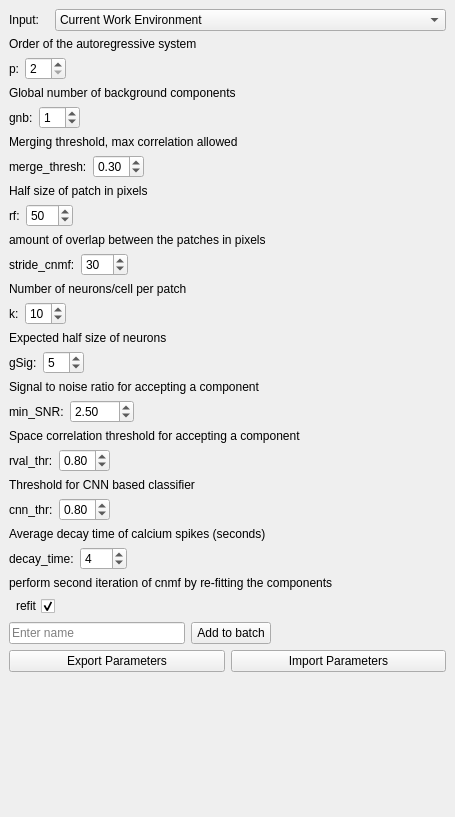
Above: mesmerize/viewer/modules/ui_files/cnmf_pytemplate.ui from kushalkolar/MESmerize before the change. Below: the same form after it.
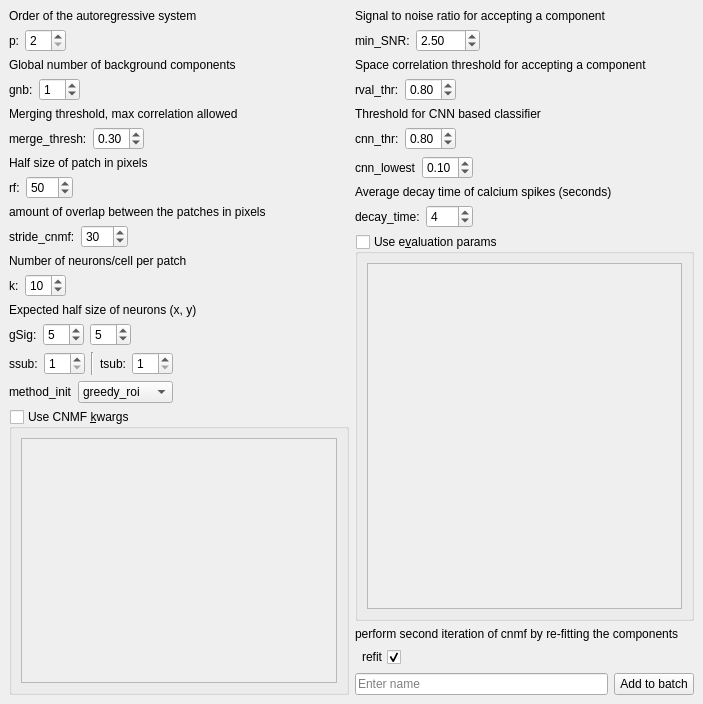
That is the form after the change.

Commit message: ui files for cnmf and cnmfe have kwarg entry boxes, not yet functionally implemented

```diff
--- a/mesmerize/viewer/modules/ui_files/cnmf_pytemplate.ui
+++ b/mesmerize/viewer/modules/ui_files/cnmf_pytemplate.ui
@@ -9,8 +9,8 @@
    <rect>
     <x>0</x>
     <y>0</y>
-    <width>455</width>
-    <height>817</height>
+    <width>703</width>
+    <height>704</height>
    </rect>
   </property>
   <property name="floating">
@@ -20,39 +20,9 @@
    <string>&amp;CNMF</string>
   </property>
   <widget class="QWidget" name="dockWidgetContents">
+   <layout class="QHBoxLayout" name="horizontalLayout_5">
+    <item>
    <layout class="QVBoxLayout" name="verticalLayout">
-    <item>
-     <layout class="QHBoxLayout" name="horizontalLayout_4">
-      <item>
-       <widget class="QLabel" name="label_19">
-        <property name="minimumSize">
-         <size>
-          <width>0</width>
-          <height>0</height>
-         </size>
-        </property>
-        <property name="maximumSize">
-         <size>
-          <width>40</width>
-          <height>16777215</height>
-         </size>
-        </property>
-        <property name="text">
-         <string>Input:</string>
-        </property>
-       </widget>
-      </item>
-      <item>
-       <widget class="QComboBox" name="comboBoxInput">
-        <item>
-         <property name="text">
-          <string>Current Work Environment</string>
-         </property>
-        </item>
-       </widget>
-      </item>
-     </layout>
-    </item>
     <item>
      <widget class="QLabel" name="label_22">
       <property name="text">
@@ -311,7 +281,7 @@
     <item>
      <widget class="QLabel" name="label_33">
       <property name="text">
-       <string>Expected half size of neurons</string>
+         <string>Expected half size of neurons (x, y)</string>
       </property>
      </widget>
     </item>
@@ -334,6 +304,29 @@
         </property>
        </widget>
       </item>
+        <item>
+         <widget class="QSpinBox" name="spinBox_gSig_y">
+          <property name="minimum">
+           <number>1</number>
+          </property>
+          <property name="value">
+           <number>5</number>
+          </property>
+         </widget>
+        </item>
+        <item>
+         <spacer name="horizontalSpacer_4">
+          <property name="orientation">
+           <enum>Qt::Horizontal</enum>
+          </property>
+          <property name="sizeHint" stdset="0">
+           <size>
+            <width>40</width>
+            <height>20</height>
+           </size>
+          </property>
+         </spacer>
+        </item>
       <item>
        <spacer name="horizontalSpacer_15">
         <property name="orientation">
@@ -350,6 +343,139 @@
      </layout>
     </item>
     <item>
+       <layout class="QHBoxLayout" name="horizontalLayout_23">
+        <item>
+         <widget class="QLabel" name="label_35">
+          <property name="text">
+           <string>ssub:</string>
+          </property>
+         </widget>
+        </item>
+        <item>
+         <widget class="QSpinBox" name="spinBox_ssub">
+          <property name="minimum">
+           <number>1</number>
+          </property>
+          <property name="value">
+           <number>1</number>
+          </property>
+         </widget>
+        </item>
+        <item>
+         <widget class="Line" name="line">
+          <property name="orientation">
+           <enum>Qt::Vertical</enum>
+          </property>
+         </widget>
+        </item>
+        <item>
+         <widget class="QLabel" name="label_36">
+          <property name="text">
+           <string>tsub:</string>
+          </property>
+         </widget>
+        </item>
+        <item>
+         <widget class="QSpinBox" name="spinBox_tsub">
+          <property name="minimum">
+           <number>1</number>
+          </property>
+          <property name="singleStep">
+           <number>1</number>
+          </property>
+          <property name="value">
+           <number>1</number>
+          </property>
+         </widget>
+        </item>
+        <item>
+         <spacer name="horizontalSpacer_17">
+          <property name="orientation">
+           <enum>Qt::Horizontal</enum>
+          </property>
+          <property name="sizeHint" stdset="0">
+           <size>
+            <width>40</width>
+            <height>20</height>
+           </size>
+          </property>
+         </spacer>
+        </item>
+       </layout>
+      </item>
+      <item>
+       <layout class="QHBoxLayout" name="horizontalLayout_4">
+        <item>
+         <widget class="QLabel" name="label_4">
+          <property name="text">
+           <string>method_init</string>
+          </property>
+         </widget>
+        </item>
+        <item>
+         <widget class="QComboBox" name="comboBox_method_init">
+          <item>
+           <property name="text">
+            <string>greedy_roi</string>
+           </property>
+          </item>
+          <item>
+           <property name="text">
+            <string>sparse_nmf</string>
+           </property>
+          </item>
+         </widget>
+        </item>
+        <item>
+         <spacer name="horizontalSpacer_13">
+          <property name="orientation">
+           <enum>Qt::Horizontal</enum>
+          </property>
+          <property name="sizeHint" stdset="0">
+           <size>
+            <width>40</width>
+            <height>20</height>
+           </size>
+          </property>
+         </spacer>
+        </item>
+       </layout>
+      </item>
+      <item>
+       <widget class="QGroupBox" name="groupBox_cnmf_kwargs">
+        <property name="toolTip">
+         <string>You can enter additional kwargs to pass for CNMF instantiation.
+Use single quotes for strings, do not use double quotes.</string>
+        </property>
+        <property name="statusTip">
+         <string/>
+        </property>
+        <property name="title">
+         <string>Use CNMF &amp;kwargs</string>
+        </property>
+        <property name="checkable">
+         <bool>true</bool>
+        </property>
+        <property name="checked">
+         <bool>false</bool>
+        </property>
+        <layout class="QVBoxLayout" name="verticalLayout_3">
+         <item>
+          <widget class="QPlainTextEdit" name="plainTextEdit_cnmf_kwargs">
+           <property name="toolTip">
+            <string>You can enter additional kwargs to pass for CNMF instantiation.
+Use single quotes for strings, do not use double quotes.</string>
+           </property>
+          </widget>
+         </item>
+        </layout>
+       </widget>
+      </item>
+     </layout>
+    </item>
+    <item>
+     <layout class="QVBoxLayout" name="verticalLayout_2">
+      <item>
      <widget class="QLabel" name="label_20">
       <property name="text">
        <string>Signal to noise ratio for accepting a component</string>
@@ -481,6 +607,43 @@
       </item>
      </layout>
     </item>
+      <item>
+       <layout class="QHBoxLayout" name="horizontalLayout_3">
+        <item>
+         <widget class="QLabel" name="label_3">
+          <property name="text">
+           <string>cnn_lowest</string>
+          </property>
+         </widget>
+        </item>
+        <item>
+         <widget class="QDoubleSpinBox" name="doubleSpinBox_cnn_lowest">
+          <property name="maximum">
+           <double>1.000000000000000</double>
+          </property>
+          <property name="singleStep">
+           <double>0.050000000000000</double>
+          </property>
+          <property name="value">
+           <double>0.100000000000000</double>
+          </property>
+         </widget>
+        </item>
+        <item>
+         <spacer name="horizontalSpacer_3">
+          <property name="orientation">
+           <enum>Qt::Horizontal</enum>
+          </property>
+          <property name="sizeHint" stdset="0">
+           <size>
+            <width>40</width>
+            <height>20</height>
+           </size>
+          </property>
+         </spacer>
+        </item>
+       </layout>
+      </item>
     <item>
      <widget class="QLabel" name="label_17">
       <property name="text">
@@ -525,6 +688,33 @@
       </item>
      </layout>
     </item>
+      <item>
+       <widget class="QGroupBox" name="groupBox_eval_kwargs">
+        <property name="toolTip">
+         <string>You can enter additional parameters to use for component evaluation.
+Use single quotes for strings, do not use double quotes</string>
+        </property>
+        <property name="title">
+         <string>Use e&amp;valuation params</string>
+        </property>
+        <property name="checkable">
+         <bool>true</bool>
+        </property>
+        <property name="checked">
+         <bool>false</bool>
+        </property>
+        <layout class="QVBoxLayout" name="verticalLayout_5">
+         <item>
+          <widget class="QPlainTextEdit" name="plainTextEdit_eval_kwargs">
+           <property name="toolTip">
+            <string>You can enter additional parameters to use for component evaluation.
+Use single quotes for strings, do not use double quotes</string>
+           </property>
+          </widget>
+         </item>
+        </layout>
+       </widget>
+      </item>
     <item>
      <widget class="QLabel" name="label_2">
       <property name="text">
@@ -578,52 +768,10 @@
         </property>
        </widget>
       </item>
-      <item>
-       <spacer name="horizontalSpacer_9">
-        <property name="orientation">
-         <enum>Qt::Horizontal</enum>
-        </property>
-        <property name="sizeHint" stdset="0">
-         <size>
-          <width>40</width>
-          <height>20</height>
-         </size>
-        </property>
-       </spacer>
-      </item>
-     </layout>
-    </item>
-    <item>
-     <layout class="QHBoxLayout" name="horizontalLayout_12">
-      <item>
-       <widget class="QPushButton" name="btnExport">
-        <property name="text">
-         <string>Export Parameters</string>
-        </property>
-       </widget>
-      </item>
-      <item>
-       <widget class="QPushButton" name="btnImport">
-        <property name="text">
-         <string>Import Parameters</string>
-        </property>
-       </widget>
-      </item>
+       </layout>
+      </item>
      </layout>
     </item>
-    <item>
-     <spacer name="verticalSpacer">
-      <property name="orientation">
-       <enum>Qt::Vertical</enum>
-      </property>
-      <property name="sizeHint" stdset="0">
-       <size>
-        <width>20</width>
-        <height>40</height>
-       </size>
-      </property>
-     </spacer>
-    </item>
    </layout>
   </widget>
  </widget>
```
Left out of the diff: 16 changed lines with no effect on the pictures. Lines whose indentation alone changed are shown as unchanged. The commit also changes 1 other file.
